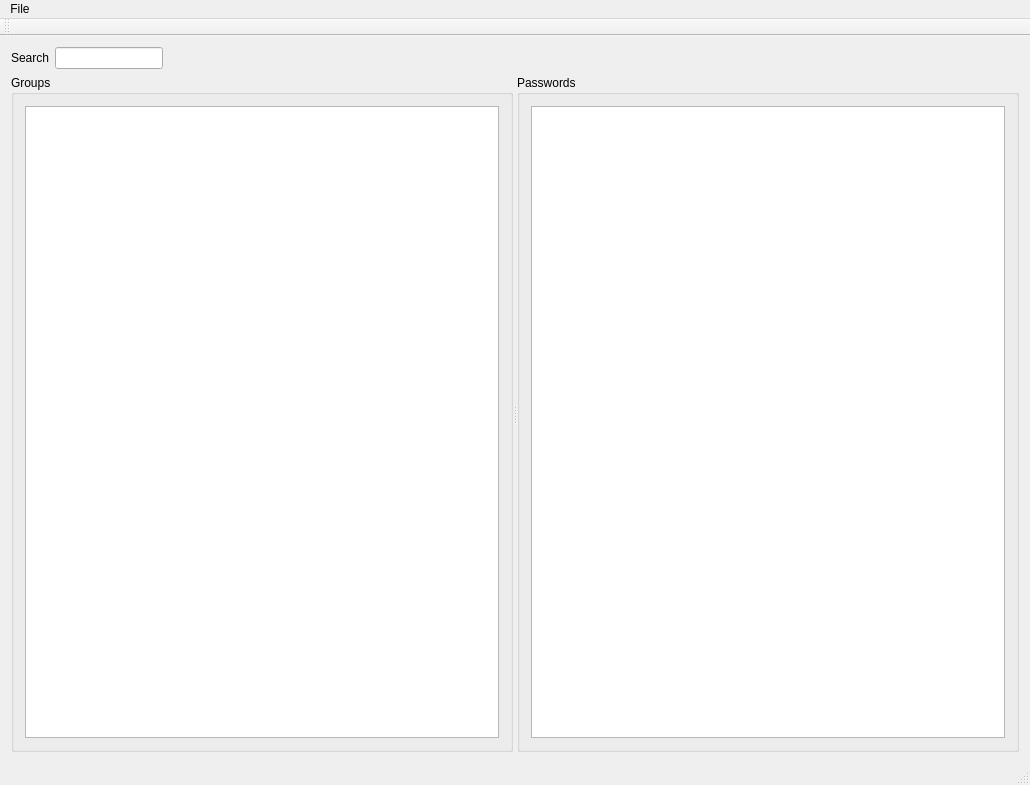
8go/TrezorPass, file mainwindow.ui: the form before one commit.
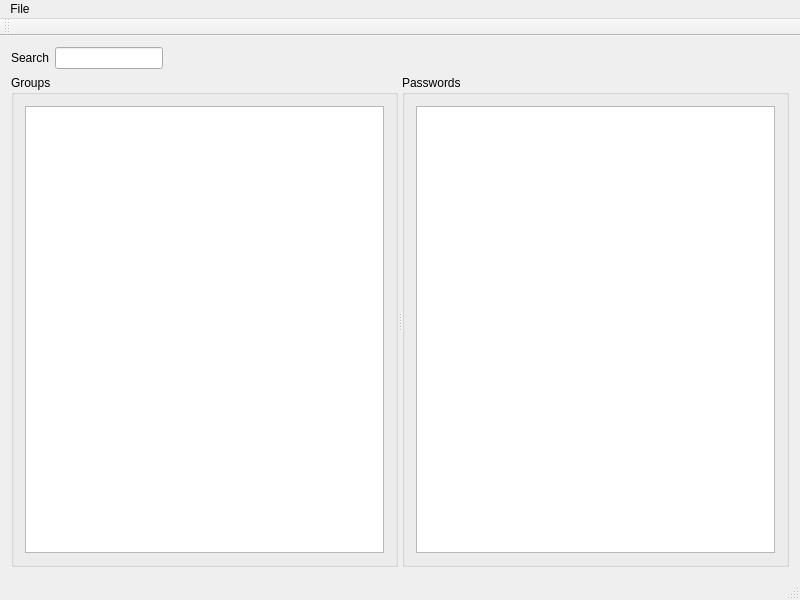
The form after the commit. Icons and pictures are not drawn.

The edit to the form file:
```diff
--- a/mainwindow.ui
+++ b/mainwindow.ui
@@ -6,8 +6,8 @@
    <rect>
     <x>0</x>
     <y>0</y>
-    <width>1030</width>
-    <height>785</height>
+    <width>800</width>
+    <height>600</height>
    </rect>
   </property>
   <property name="sizePolicy">
@@ -16,6 +16,12 @@
     <verstretch>0</verstretch>
    </sizepolicy>
   </property>
+  <property name="minimumSize">
+   <size>
+    <width>780</width>
+    <height>350</height>
+   </size>
+  </property>
   <property name="windowTitle">
    <string>TrezorPass</string>
   </property>
@@ -29,11 +35,17 @@
          <bool>true</bool>
         </property>
         <property name="sizePolicy">
-         <sizepolicy hsizetype="Preferred" vsizetype="Fixed">
+         <sizepolicy hsizetype="Minimum" vsizetype="Minimum">
           <horstretch>0</horstretch>
           <verstretch>0</verstretch>
          </sizepolicy>
         </property>
+        <property name="maximumSize">
+         <size>
+          <width>100</width>
+          <height>30</height>
+         </size>
+        </property>
         <property name="text">
          <string>Search</string>
         </property>
@@ -66,6 +78,12 @@
     </item>
     <item>
      <widget class="QSplitter" name="splitter">
+      <property name="sizePolicy">
+       <sizepolicy hsizetype="Expanding" vsizetype="Expanding">
+        <horstretch>0</horstretch>
+        <verstretch>0</verstretch>
+       </sizepolicy>
+      </property>
       <property name="orientation">
        <enum>Qt::Horizontal</enum>
       </property>
@@ -81,23 +99,66 @@
        </property>
        <layout class="QVBoxLayout" name="verticalLayout">
         <item>
-         <widget class="QTreeView" name="groupsTree"/>
+         <widget class="QTreeView" name="groupsTree">
+          <attribute name="headerMinimumSectionSize">
+           <number>25</number>
+          </attribute>
+         </widget>
         </item>
        </layout>
       </widget>
       <widget class="QGroupBox" name="groupBox_2">
+       <property name="sizePolicy">
+        <sizepolicy hsizetype="Expanding" vsizetype="Expanding">
+         <horstretch>0</horstretch>
+         <verstretch>0</verstretch>
+        </sizepolicy>
+       </property>
        <property name="title">
         <string>Passwords</string>
        </property>
        <layout class="QVBoxLayout" name="verticalLayout_2">
         <item>
          <widget class="QTableWidget" name="passwordTable">
+          <property name="sizePolicy">
+           <sizepolicy hsizetype="Expanding" vsizetype="Expanding">
+            <horstretch>0</horstretch>
+            <verstretch>0</verstretch>
+           </sizepolicy>
+          </property>
+          <property name="baseSize">
+           <size>
+            <width>0</width>
+            <height>0</height>
+           </size>
+          </property>
           <property name="editTriggers">
            <set>QAbstractItemView::NoEditTriggers</set>
           </property>
           <property name="dragEnabled">
            <bool>false</bool>
           </property>
+          <property name="alternatingRowColors">
+           <bool>true</bool>
+          </property>
+          <attribute name="horizontalHeaderCascadingSectionResizes">
+           <bool>false</bool>
+          </attribute>
+          <attribute name="horizontalHeaderMinimumSectionSize">
+           <number>25</number>
+          </attribute>
+          <attribute name="horizontalHeaderStretchLastSection">
+           <bool>false</bool>
+          </attribute>
+          <attribute name="verticalHeaderVisible">
+           <bool>true</bool>
+          </attribute>
+          <attribute name="verticalHeaderCascadingSectionResizes">
+           <bool>false</bool>
+          </attribute>
+          <attribute name="verticalHeaderStretchLastSection">
+           <bool>false</bool>
+          </attribute>
          </widget>
         </item>
        </layout>
@@ -111,8 +172,8 @@
     <rect>
      <x>0</x>
      <y>0</y>
-     <width>1030</width>
-     <height>28</height>
+     <width>800</width>
+     <height>27</height>
     </rect>
    </property>
    <widget class="QMenu" name="menuFile">
```
Left out of the diff: 15 changed lines with no effect on the pictures.
